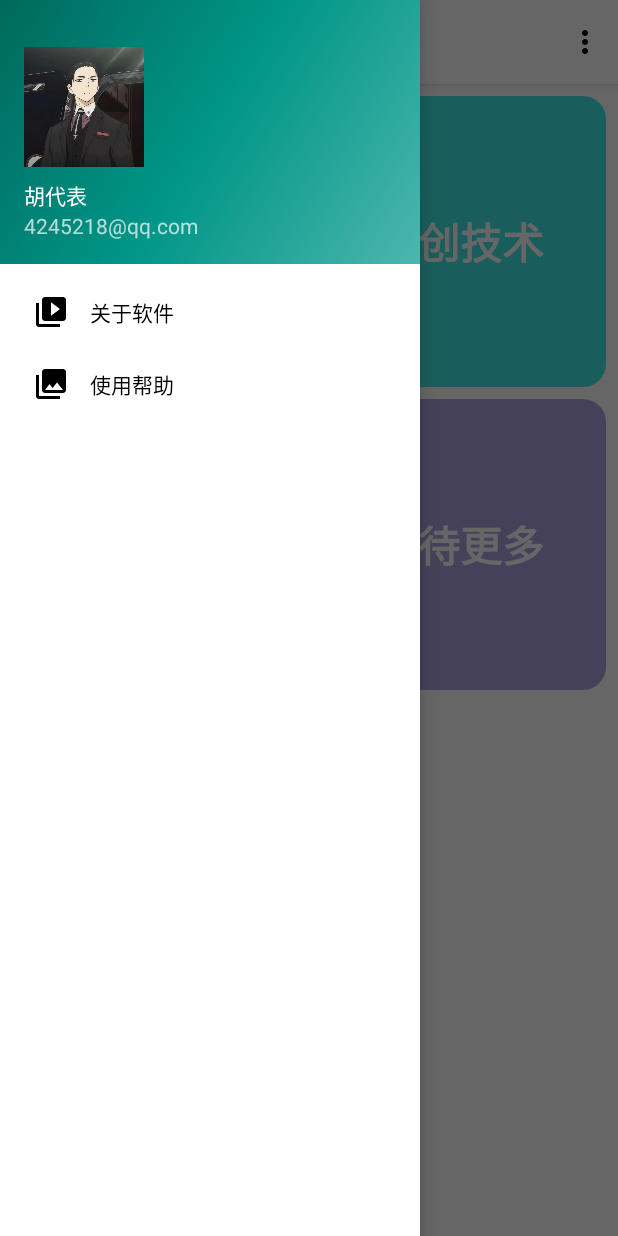
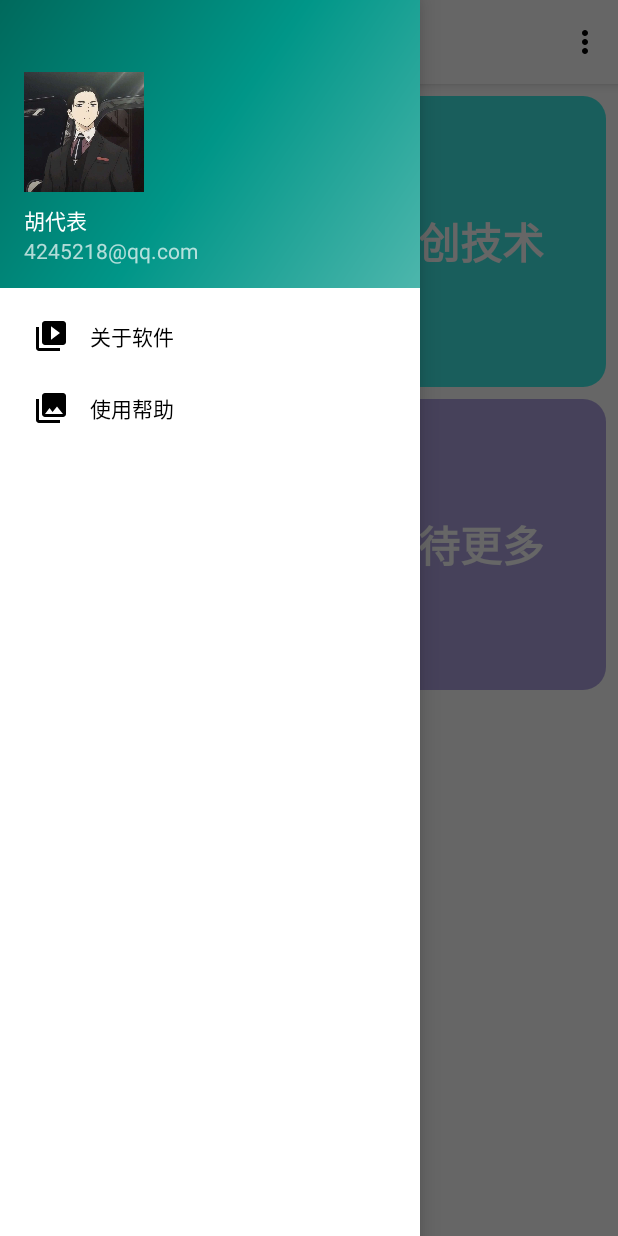
Before and after one commit to XiaMuYao/Milo, an Android app: the screen it shows after launch (MainActivity), with the side drawer open, on a phone screen of 412 x 824 dp. Run offline under Robolectric (Android 15) with nearby library versions, the phone set to English and light mode, and no system bars; our stand-ins replace data binding; libraries missing offline, so code that uses them is left out: com.gyf.immersionbar, com.umeng.analytics, com.umeng.commonsdk; 3 statements that could not run were skipped.

Commit message:
修正位置

```diff
--- a/app/src/main/res/layout/nav_header_main.xml
+++ b/app/src/main/res/layout/nav_header_main.xml
@@ -11,10 +11,14 @@
     android:paddingBottom="@dimen/activity_vertical_margin"
     android:theme="@style/ThemeOverlay.AppCompat.Dark">
 
+    <View
+        android:layout_width="wrap_content"
+        android:layout_height="16dp"/>
     <ImageView
         android:id="@+id/imageView"
         android:layout_width="80dp"
         android:layout_height="80dp"
+        android:layout_marginTop="16dp"
         android:background="@drawable/heademenu"
         android:contentDescription="@string/nav_header_desc"
         android:paddingTop="@dimen/nav_header_vertical_spacing"
--- a/app/src/main/res/values/dimens.xml
+++ b/app/src/main/res/values/dimens.xml
@@ -4,7 +4,7 @@
     <dimen name="activity_horizontal_margin">16dp</dimen>
     <dimen name="activity_vertical_margin">16dp</dimen>
     <dimen name="nav_header_vertical_spacing">8dp</dimen>
-    <dimen name="nav_header_height">176dp</dimen>
+    <dimen name="nav_header_height">192dp</dimen>
     <dimen name="fab_margin">16dp</dimen>
 
 </resources>
```
